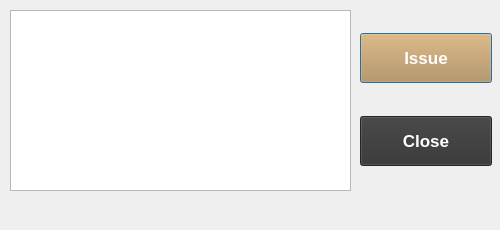
Old version of the form GeneratedUI/uifiles/issuebook.ui in the repository ayushr01/Library-Management-System.
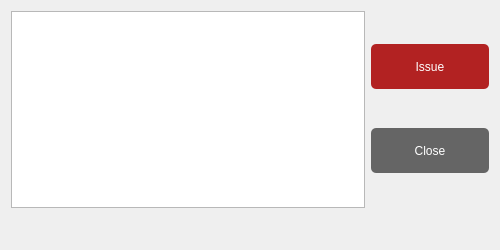
New version of the form.

Commit message: Updated issuebook dialog

What changed in the file:
```diff
--- a/GeneratedUI/uifiles/issuebook.ui
+++ b/GeneratedUI/uifiles/issuebook.ui
@@ -7,113 +7,62 @@
     <x>0</x>
     <y>0</y>
     <width>500</width>
-    <height>230</height>
+    <height>250</height>
    </rect>
   </property>
-  <property name="sizePolicy">
-   <sizepolicy hsizetype="Fixed" vsizetype="Fixed">
-    <horstretch>0</horstretch>
-    <verstretch>0</verstretch>
-   </sizepolicy>
-  </property>
   <property name="minimumSize">
    <size>
     <width>500</width>
-    <height>230</height>
+    <height>250</height>
    </size>
   </property>
   <property name="maximumSize">
    <size>
     <width>500</width>
-    <height>230</height>
+    <height>250</height>
    </size>
   </property>
-  <property name="font">
-   <font>
-    <pointsize>13</pointsize>
-    <bold>true</bold>
-   </font>
-  </property>
   <property name="windowTitle">
    <string>Issue Book</string>
   </property>
+  <layout class="QVBoxLayout" name="verticalLayout_2" stretch="8,1">
+   <item>
+    <layout class="QHBoxLayout" name="horizontalLayout" stretch="3,1">
+     <item>
   <widget class="QListWidget" name="memlist">
-   <property name="geometry">
-    <rect>
-     <x>10</x>
-     <y>10</y>
-     <width>341</width>
-     <height>181</height>
-    </rect>
-   </property>
    <property name="font">
     <font>
      <pointsize>13</pointsize>
-     <bold>false</bold>
     </font>
    </property>
    <property name="editTriggers">
     <set>QAbstractItemView::NoEditTriggers</set>
    </property>
-  </widget>
-  <widget class="QLabel" name="issuelabel">
-   <property name="geometry">
-    <rect>
-     <x>10</x>
-     <y>200</y>
-     <width>481</width>
-     <height>22</height>
-    </rect>
-   </property>
-   <property name="font">
-    <font>
-     <pointsize>13</pointsize>
-     <bold>true</bold>
-    </font>
-   </property>
-   <property name="styleSheet">
-    <string notr="true">color: blue</string>
-   </property>
-   <property name="text">
-    <string/>
-   </property>
-  </widget>
-  <widget class="QWidget" name="layoutWidget">
-   <property name="geometry">
-    <rect>
-     <x>360</x>
-     <y>10</y>
-     <width>132</width>
-     <height>181</height>
-    </rect>
-   </property>
-   <property name="font">
-    <font>
-     <pointsize>13</pointsize>
-     <bold>true</bold>
-    </font>
-   </property>
-   <layout class="QVBoxLayout" name="buttons">
     <property name="spacing">
-     <number>10</number>
-    </property>
+        <number>2</number>
+       </property>
+      </widget>
+     </item>
+     <item>
+      <layout class="QVBoxLayout" name="verticalLayout">
     <item>
      <widget class="QPushButton" name="issuebutton">
       <property name="minimumSize">
        <size>
-        <width>130</width>
-        <height>50</height>
-       </size>
-      </property>
-      <property name="font">
-       <font>
-        <pointsize>13</pointsize>
-        <bold>true</bold>
-       </font>
-      </property>
+           <width>0</width>
+           <height>45</height>
+          </size>
+         </property>
       <property name="styleSheet">
-       <string notr="true">background-color : #be8846;
-color: white;</string>
+          <string notr="true">QPushButton#issuebutton{
+	background-color: FireBrick;
+	border-radius: 5px;
+	color: white;
+}
+
+QPushButton#issuebutton:hover{
+	border: 2px solid teal;
+}</string>
       </property>
       <property name="text">
        <string>Issue</string>
@@ -124,19 +73,20 @@
      <widget class="QPushButton" name="closebutton">
       <property name="minimumSize">
        <size>
-        <width>130</width>
-        <height>50</height>
-       </size>
-      </property>
-      <property name="font">
-       <font>
-        <pointsize>13</pointsize>
-        <bold>true</bold>
-       </font>
-      </property>
+           <width>0</width>
+           <height>45</height>
+          </size>
+         </property>
       <property name="styleSheet">
-       <string notr="true">background-color: #333333;
-color: white;</string>
+          <string notr="true">QPushButton#closebutton{
+	background-color: #656565;
+	border-radius: 5px;
+	color: white;
+}
+
+QPushButton#closebutton:hover{
+	border: 2px solid teal;
+}</string>
       </property>
       <property name="text">
        <string>Close</string>
@@ -144,7 +94,25 @@
      </widget>
     </item>
    </layout>
-  </widget>
+     </item>
+    </layout>
+   </item>
+   <item>
+    <widget class="QLabel" name="issuelabel">
+     <property name="font">
+      <font>
+       <bold>true</bold>
+      </font>
+     </property>
+     <property name="styleSheet">
+      <string notr="true">color: orange;</string>
+     </property>
+     <property name="text">
+      <string/>
+     </property>
+    </widget>
+   </item>
+  </layout>
  </widget>
  <resources/>
  <connections/>
```
Lines whose indentation alone changed are shown as unchanged. The commit also changes 1 other file.
